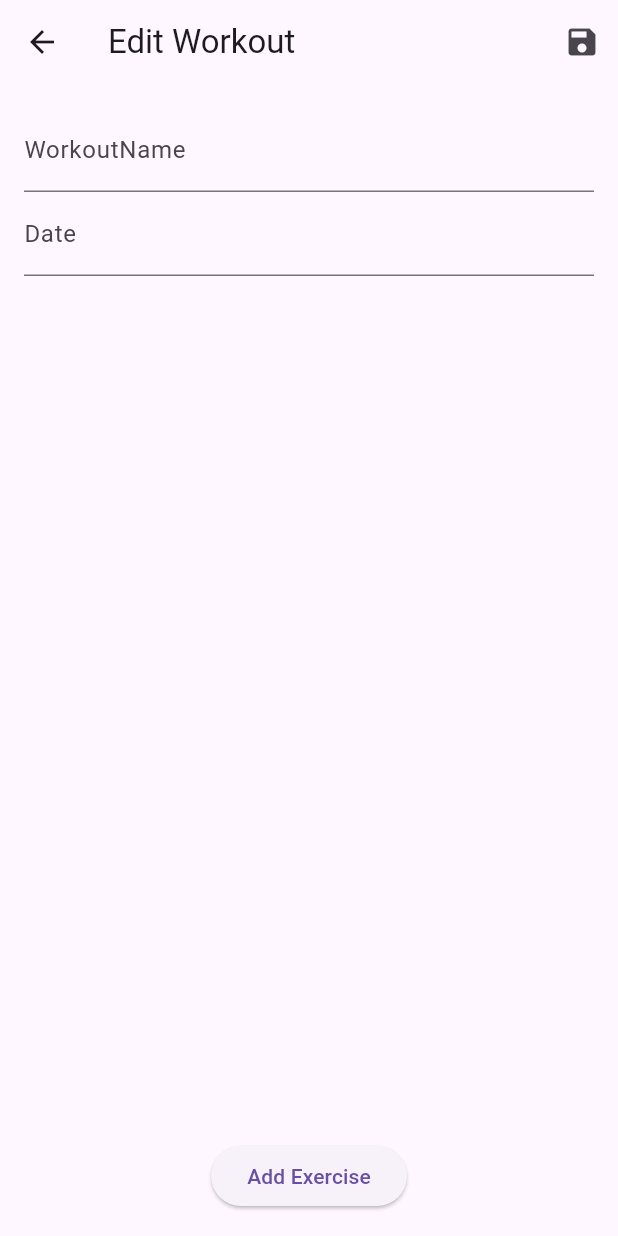
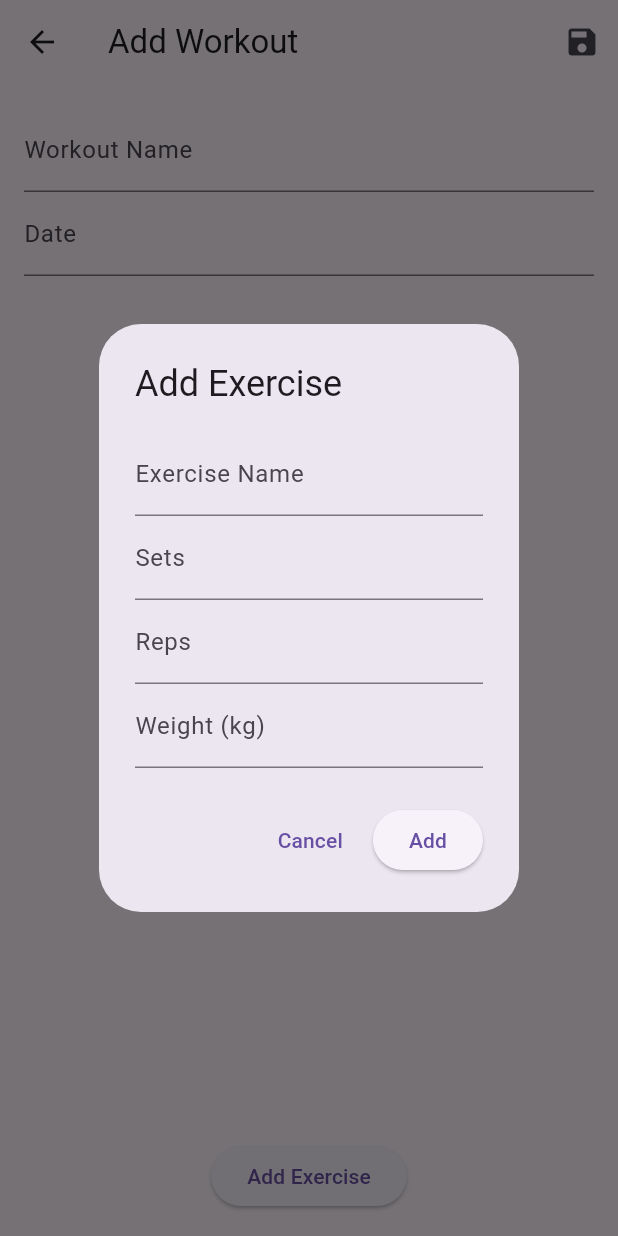
Before and after one commit to kauesiqueiraa/routine_gym_app, a Flutter app: the AddEditWorkoutScreen screen opened directly, after a tap on "Add Exercise", on a phone screen of 412 x 824 dp. Run offline on Flutter 3.47's test engine with Material 3 defaults, Android fonts, the phone set to English and light mode, and no system bars; our stand-ins replace community_charts_flutter.

Commit message:
feat:providers, models, screens ok

```diff
--- a/lib/providers/workouts_provider.dart
+++ b/lib/providers/workouts_provider.dart
@@ -2,22 +2,19 @@ import 'package:flutter/material.dart';
 import 'package:routine_gym_app/models/workout_model.dart';
 
 class WorkoutsProvider with ChangeNotifier {
-  final List<WorkoutModel> _workouts = [];
+  List<WorkoutModel> _workouts = [];
 
   List<WorkoutModel> get workouts => _workouts;
 
-  void addWorkout(WorkoutModel workoutModel) {
-    final index = _workouts.indexWhere((w) => w.id == workoutModel.id);
-    if (index >= 0) {
-      _workouts[index] = workoutModel;
+  void addWorkout(WorkoutModel workout) {
+      _workouts.add(workout);
       notifyListeners();
     }
-  }
 
-  void updateWorkout(WorkoutModel workoutModel) {
-    final index = _workouts.indexWhere((w) => w.id == workoutModel.id);
+  void updateWorkout(WorkoutModel workout) {
+    final index = _workouts.indexWhere((w) => w.id == workout.id);
     if (index >= 0) {
-      _workouts[index] = workoutModel;
+      _workouts[index] = workout;
       notifyListeners();
     }
   }
--- a/lib/screens/add_edit_workout_screen.dart
+++ b/lib/screens/add_edit_workout_screen.dart
@@ -7,7 +7,7 @@ import 'package:routine_gym_app/providers/workouts_provider.dart';
 class AddEditWorkoutScreen extends StatefulWidget {
   final WorkoutModel? workout;
 
-  const AddEditWorkoutScreen({super.key,this.workout});
+  const AddEditWorkoutScreen({super.key, this.workout});
 
   @override
   AddEditWorkoutScreenState createState() => AddEditWorkoutScreenState();
@@ -38,19 +38,83 @@ class AddEditWorkoutScreenState extends State<AddEditWorkoutScreen> {
         exercises: _exercises,
       );
       if (widget.workout != null) {
+        Provider.of<WorkoutsProvider>(context, listen: false).updateWorkout(newWorkout);
+      } else {
         Provider.of<WorkoutsProvider>(context, listen: false).addWorkout(newWorkout);
-      } else {
-        Provider.of<WorkoutsProvider>(context, listen: false).updateWorkout(newWorkout);
       }
       Navigator.of(context).pop();
     }
+  }
+
+  void _addExercise() {
+    showDialog(
+      context: context,
+      builder: (ctx) {
+        final _exerciseNameController = TextEditingController();
+        final _setsController = TextEditingController();
+        final _repsController = TextEditingController();
+        final _weightController = TextEditingController();
+
+        return AlertDialog(
+          title: const Text('Add Exercise'),
+          content: Column(
+            mainAxisSize: MainAxisSize.min,
+            children: [
+              TextFormField(
+                controller: _exerciseNameController,
+                decoration: const InputDecoration(labelText: 'Exercise Name'),
+              ),
+              TextFormField(
+                controller: _setsController,
+                decoration: const InputDecoration(labelText: 'Sets'),
+                keyboardType: TextInputType.number,
+              ),
+              TextFormField(
+                controller: _repsController,
+                decoration: const InputDecoration(labelText: 'Reps'),
+                keyboardType: TextInputType.number,
+              ),
+              TextFormField(
+                controller: _weightController,
+                decoration: const InputDecoration(labelText: 'Weight (kg)'),
+                keyboardType: TextInputType.number,
+              ),
+            ]
+          ),
+          actions: [
+            TextButton(
+              child: const Text('Cancel'),
+              onPressed: () {
+                Navigator.of(context).pop();
+              },
+            ),
+            ElevatedButton(
+              child: const Text('Add'),
+              onPressed: () {
+                final newExercise = ExerciseModel(
+                  name: _exerciseNameController.text,
+                  sets: int.parse(_setsController.text),
+                  reps: int.parse(_repsController.text),
+                  weight: double.parse(_weightController.text),
+                  id: '',
+                );
+                setState(() {
+                  _exercises.add(newExercise);
+                });
+                Navigator.of(context).pop();
+              },
+            )
+          ],
+        );
+      }
+    );
   }
 
   @override
   Widget build(BuildContext context) {
     return Scaffold(
       appBar: AppBar(
-        title: Text(widget.workout != null ? 'Add Workout' : 'Edit Workout'),
+        title: Text(widget.workout != null ? 'Edit Workout' : 'Add Workout'),
         actions: [
           IconButton(
             icon: const Icon(Icons.save),
@@ -66,7 +130,7 @@ class AddEditWorkoutScreenState extends State<AddEditWorkoutScreen> {
             children: [
               TextFormField(
                 controller: _nameController,
-                decoration: const InputDecoration(labelText: 'WorkoutName'),
+                decoration: const InputDecoration(labelText: 'Workout Name'),
                 validator: (value) {
                   if (value == null || value.isEmpty) {
                     return 'WorkoutName is required';
@@ -82,6 +146,17 @@ class AddEditWorkoutScreenState extends State<AddEditWorkoutScreen> {
                     return 'Date is required';
                   }
                   return null;
+                },
+                onTap: () async {
+                  final selectedDate = await showDatePicker(
+                    context: context,
+                    initialDate: widget.workout != null ? widget.workout!.date : DateTime.now(),
+                    firstDate: DateTime(2000),
+                    lastDate: DateTime(2100),
+                  );
+                  if (selectedDate != null) {
+                    _dateController.text = selectedDate.toLocal().toString().split(' ')[0];
+                  }
                 },
               ),
               Expanded(
@@ -105,9 +180,8 @@ class AddEditWorkoutScreenState extends State<AddEditWorkoutScreen> {
                 ),
               ),
               ElevatedButton(
-                onPressed: () {
-
-                }, child: const Text('Add Exercise'),
+                onPressed: _addExercise,
+                child: const Text('Add Exercise'),
               )
             ],
           )
--- a/pubspec.yaml
+++ b/pubspec.yaml
@@ -36,6 +36,7 @@ dependencies:
   # Use with the CupertinoIcons class for iOS style icons.
   cupertino_icons: ^1.0.6
   provider: ^6.1.2
+  community_charts_flutter: ^1.0.4
 
 dev_dependencies:
   flutter_test:
```
Also changed, not shown: lib/main.dart (+8 -3 lines), lib/providers/goals_provider.dart (added, +34 -0 lines), lib/screens/add_edit_goal_screen.dart (added, +102 -0 lines), lib/screens/goals_screen.dart (added, +54 -0 lines), lib/screens/home_screen.dart (+25 -0 lines), lib/screens/performance_screen.dart (added, +58 -0 lines), lib/utils/date_formatter.dart (added, +8 -0 lines), pubspec.lock.
